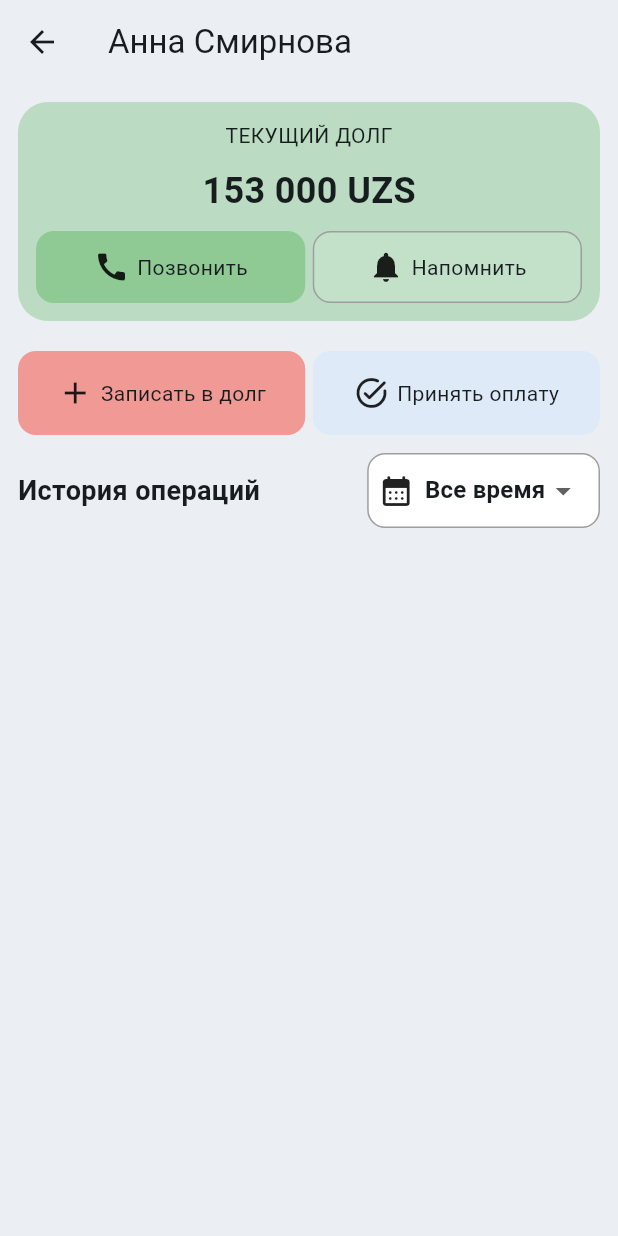
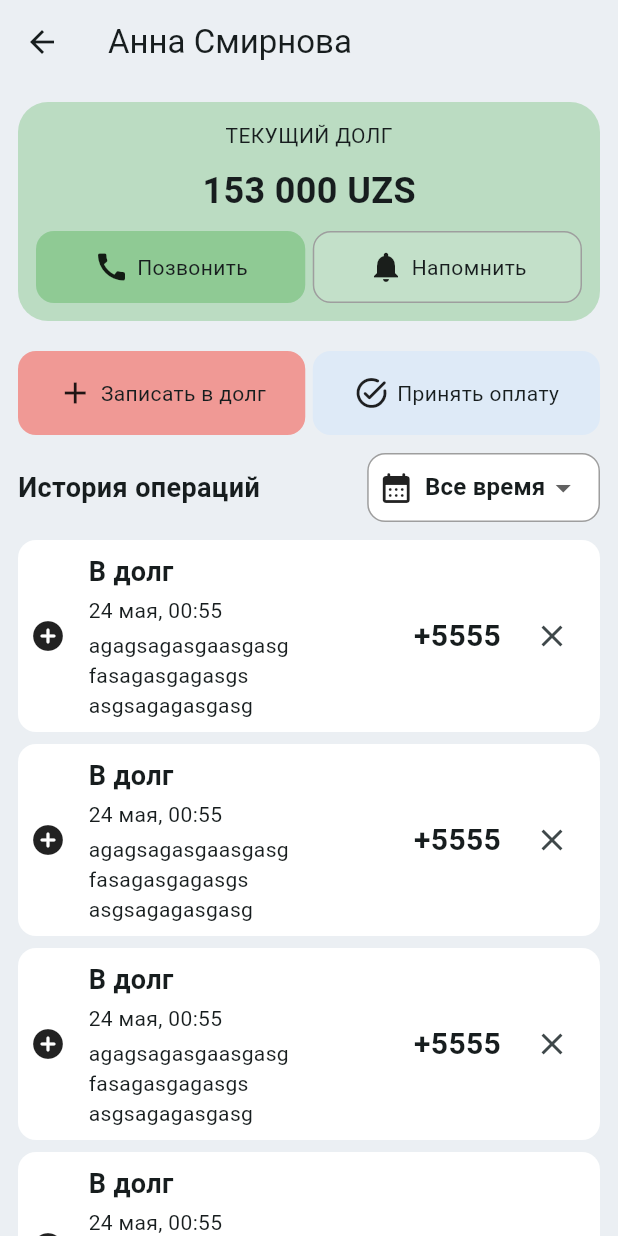
Before and after one commit to aleuatdinjaksilikov/Monex, a Flutter app: the ContactDetailScreen screen opened by its route, on a phone screen of 412 x 824 dp. Run offline on Flutter 3.47's test engine with Material 3 defaults, Android fonts, the light colour scheme and no system bars; our stand-ins replace device_preview, flutter_svg, go_router.

Commit message:
contact detail screen ui updated : added list history of operation and added sliverpersistentheader

```diff
--- a/lib/features/contact_detail/contact_detail_screen.dart
+++ b/lib/features/contact_detail/contact_detail_screen.dart
@@ -1,12 +1,9 @@
 import 'package:flutter/material.dart';
 import 'package:go_router/go_router.dart';
-import 'package:monex/core/utils/currency_format_ext.dart';
-import 'package:monex/core/widgets/app_button.dart';
 import 'package:monex/features/contact_detail/widgets/balance_section.dart';
 import 'package:monex/features/contact_detail/widgets/cd_action_buttons.dart';
 import 'package:monex/features/contact_detail/widgets/date_filter_widget.dart';
-
-
+import 'package:monex/features/contact_detail/widgets/operation_item.dart';
 
 class ContactDetailScreen extends StatefulWidget {
   const ContactDetailScreen({super.key});
@@ -41,19 +38,23 @@ class _ContactDetailScreenState extends State<ContactDetailScreen>
           SliverToBoxAdapter(
             child: Padding(
               padding: const EdgeInsets.all(12.0),
-              child: BalanceSection()
+              child: BalanceSection(),
             ),
           ),
 
           SliverToBoxAdapter(
             child: Padding(
               padding: const EdgeInsets.only(left: 12, right: 12, top: 8),
-              child: CDActionButtons()
+              child: CDActionButtons(),
             ),
           ),
 
-          SliverToBoxAdapter(
-            child: Padding(
+          SliverPersistentHeader(
+            pinned: true,
+            delegate: HistoryOfOperationHeaderDelegate(
+              minHeight: 70,
+              maxHeight: 70,
+              child: Padding(
               padding: const EdgeInsets.all(12),
               child: Row(
                 crossAxisAlignment: .center,
@@ -72,15 +73,14 @@ class _ContactDetailScreenState extends State<ContactDetailScreen>
                 ],
               ),
             ),
+            ),
           ),
 
-          SliverList(delegate: SliverChildBuilderDelegate(
-            (context,index){
-              // return OperationItem();
-            },
-            childCount: 10
-          ))
-
+          SliverList(
+            delegate: SliverChildBuilderDelegate((context, index) {
+              return OperationItem();
+            }, childCount: 10),
+          ),
 
           // SliverPersistentHeader(
           //   pinned: true,
@@ -125,16 +125,16 @@ class _ContactDetailScreenState extends State<ContactDetailScreen>
   }
 }
 
-class _TabBarSliverDelegate extends SliverPersistentHeaderDelegate {
+class HistoryOfOperationHeaderDelegate extends SliverPersistentHeaderDelegate {
+  final double minHeight;
+  final double maxHeight;
   final Widget child;
 
-  _TabBarSliverDelegate({required this.child});
-
-  @override
-  double get minExtent => 70;
-
-  @override
-  double get maxExtent => 70;
+  HistoryOfOperationHeaderDelegate({
+    required this.minHeight,
+    required this.maxHeight,
+    required this.child,
+  });
 
   @override
   Widget build(
@@ -142,11 +142,19 @@ class _TabBarSliverDelegate extends SliverPersistentHeaderDelegate {
     double shrinkOffset,
     bool overlapsContent,
   ) {
-    return Container(color: Colors.white, child: child);
+    return Container(color: Color.fromARGB(255, 235, 239, 243),child: child,);
   }
 
   @override
-  bool shouldRebuild(covariant _TabBarSliverDelegate oldDelegate) {
-    return false;
+  double get maxExtent => maxHeight;
+
+  @override
+  double get minExtent => minHeight;
+
+  @override
+  bool shouldRebuild(covariant HistoryOfOperationHeaderDelegate oldDelegate) {
+    return maxHeight != oldDelegate.maxHeight ||
+        minHeight != oldDelegate.minHeight ||
+        child != oldDelegate.child;
   }
 }
--- a/lib/features/contact_detail/widgets/operation_item.dart
+++ b/lib/features/contact_detail/widgets/operation_item.dart
@@ -0,0 +1,42 @@
+import 'package:flutter/material.dart';
+
+class OperationItem extends StatelessWidget {
+  const OperationItem({super.key});
+
+  @override
+  Widget build(BuildContext context) {
+    return Padding(
+      padding: const EdgeInsets.only(left: 12,right: 12,top: 0,bottom: 8),
+      child: Container(
+        decoration: BoxDecoration(
+          borderRadius: BorderRadius.circular(12),
+          color: Colors.white
+        ),
+        child: Padding(
+          padding: const EdgeInsets.all(8.0),
+          child: Row(
+            mainAxisAlignment: .spaceEvenly,
+            children: [
+              Icon(Icons.add_circle_rounded),
+              SizedBox(width: 15,),
+              Column(
+                crossAxisAlignment: .start,
+                children: [
+                  Text('В долг',style: TextStyle(fontSize: 18,fontWeight: .bold),),
+                  SizedBox(height: 3,),
+                  Text('24 мая, 00:55'),
+                  SizedBox(height: 3,),
+                  Text('agagsagasgaasgasg \nfasagasgagasgs \nasgsagagasgasg')
+                ],
+              ),
+              Spacer(),
+              Text('+5555',style: TextStyle(fontSize: 20,fontWeight: .bold),),
+              SizedBox(width: 10,),
+              IconButton(onPressed: (){}, icon: Icon(Icons.close))
+            ],
+          ),
+        ),
+      ),
+    );
+  }
+}
--- a/lib/features/settings/settings_screen.dart
+++ b/lib/features/settings/settings_screen.dart
@@ -6,8 +6,10 @@ class SettingsScreen extends StatelessWidget {
   @override
   Widget build(BuildContext context) {
     return Scaffold(
-      appBar: AppBar(),
-      body: Text('Settings'),
+      appBar: AppBar(
+        title: Text('Настройки',style: TextStyle(fontSize: 24,fontWeight: .bold),),
+      ),
+      body: Text('asfasfasfasfasf',style: TextStyle(fontSize: 14),),
     );
   }
 }
```
